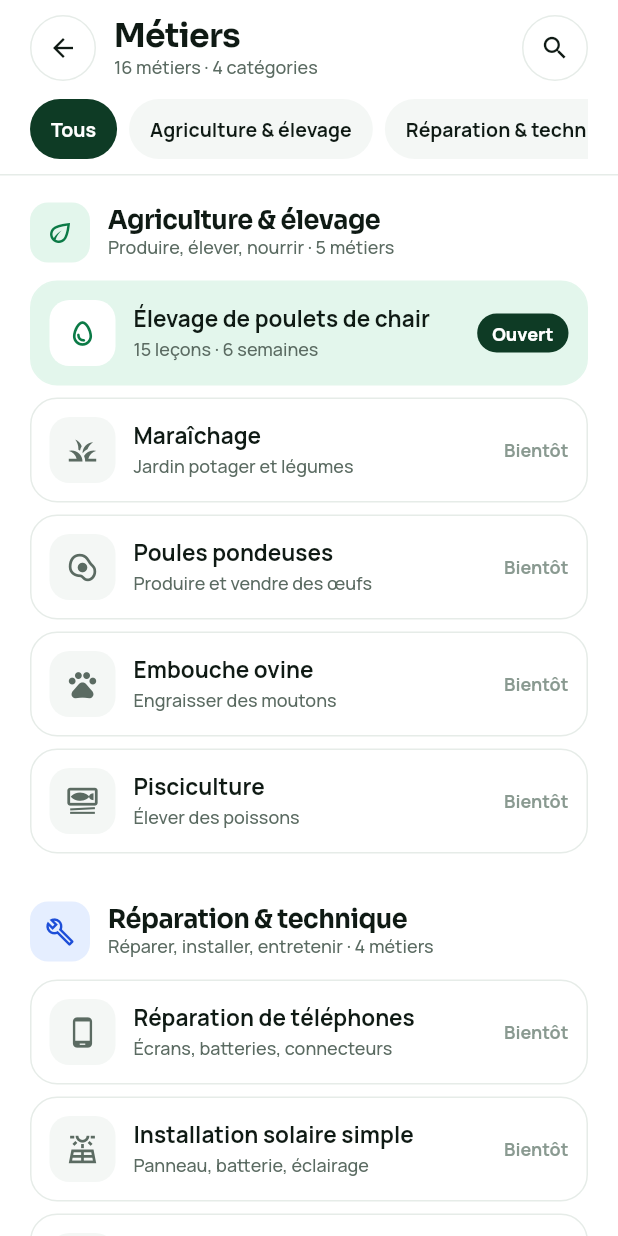
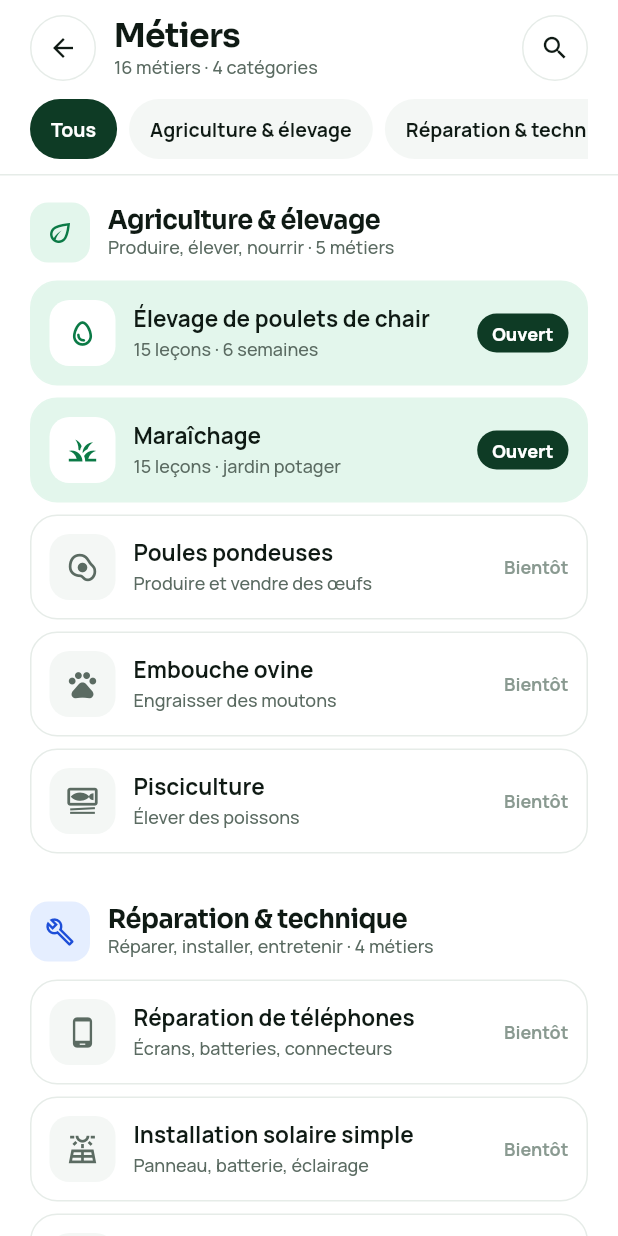
Before and after one commit to barroapk/barro-learn, a Flutter app: the screen it shows after launch, after a tap on "Tout voir", on a phone screen of 412 x 824 dp. Run offline on Flutter 3.47's test engine with Material 3 defaults, Android fonts, the phone set to English and light mode, and no system bars; our stand-ins replace google_fonts, shared_preferences.

Commit message:
Multi-parcours : maraichage branche

```diff
--- a/lib/data/catalog.dart
+++ b/lib/data/catalog.dart
@@ -42,7 +42,7 @@ const metierCategories = [
     tint: BarroColors.greenSoft,
     metiers: [
       Metier('poulet-chair', 'Élevage de poulets de chair', '15 leçons · 6 semaines', Icons.egg_outlined, available: true),
-      Metier('maraichage', 'Maraîchage', 'Jardin potager et légumes', Icons.grass),
+      Metier('maraichage', 'Maraîchage', '15 leçons · jardin potager', Icons.grass, available: true),
       Metier('pondeuses', 'Poules pondeuses', 'Produire et vendre des œufs', Icons.egg_alt_outlined),
       Metier('embouche', 'Embouche ovine', 'Engraisser des moutons', Icons.pets_outlined),
       Metier('pisciculture', 'Pisciculture', 'Élever des poissons', Icons.set_meal_outlined),
--- a/lib/screens/metiers_screen.dart
+++ b/lib/screens/metiers_screen.dart
@@ -1,6 +1,7 @@
 import 'package:flutter/material.dart';
 
 import '../data/catalog.dart';
+import '../state.dart';
 import '../theme.dart';
 import '../widgets/common.dart';
 import 'course_screen.dart';
@@ -169,6 +170,7 @@ class MetierTile extends StatelessWidget {
         semanticLabel: metier.title,
         onTap: () {
           if (metier.available) {
+            AppState.instance.openCourse(metier.id);
             Navigator.of(context).push(barroRoute(
               BarroPage(child: CourseScreen(onBack: () => Navigator.of(context).pop())),
             ));
--- a/lib/state.dart
+++ b/lib/state.dart
@@ -2,6 +2,7 @@ import 'package:flutter/foundation.dart';
 import 'package:shared_preferences/shared_preferences.dart';
 
 import 'data/course.dart';
+import 'data/maraichage_course.dart';
 import 'data/poultry_course.dart';
 
 /// Les fonds d'écran proposés dans les paramètres.
@@ -20,6 +21,12 @@ extension BackgroundStyleLabel on BackgroundStyle {
   }
 }
 
+/// Les parcours disponibles, par identifiant de métier (voir catalog.dart).
+const Map<String, Course> allCourses = {
+  'poulet-chair': poultryCourse,
+  'maraichage': maraichageCourse,
+};
+
 /// Progression et réglages de l'apprenant, sauvegardés sur le téléphone.
 class AppState extends ChangeNotifier {
   AppState._();
@@ -29,7 +36,8 @@ class AppState extends ChangeNotifier {
 
   SharedPreferences? _prefs;
 
-  final Set<int> _completed = {};
+  final Set<String> _completed = {};
+  String courseId = 'poulet-chair';
   int xp = 0;
   int streak = 0;
   String _lastDay = '';
@@ -40,7 +48,17 @@ class AppState extends ChangeNotifier {
   bool dataSaver = false;
   bool dailyReminder = false;
 
-  Course get course => poultryCourse;
+  Course get course => allCourses[courseId] ?? poultryCourse;
+
+  String _key(int n, [String? id]) => '${id ?? courseId}:$n';
+
+  /// Choisit le parcours affiché partout dans l'app.
+  void openCourse(String id) {
+    if (!allCourses.containsKey(id) || id == courseId) return;
+    courseId = id;
+    _save();
+    notifyListeners();
+  }
 
   Future<void> load() async {
     try {
@@ -48,7 +66,9 @@ class AppState extends ChangeNotifier {
       _prefs = p;
       _completed
         ..clear()
-        ..addAll((p.getStringList('completed') ?? const []).map(int.tryParse).whereType<int>());
+        ..addAll((p.getStringList('completed') ?? const []).map((e) => e.contains(':') ? e : 'poulet-chair:$e'));
+      final saved = p.getString('courseId');
+      if (saved != null && allCourses.containsKey(saved)) courseId = saved;
       xp = p.getInt('xp') ?? 0;
       streak = p.getInt('streak') ?? 0;
       _lastDay = p.getString('lastDay') ?? '';
@@ -70,7 +90,8 @@ class AppState extends ChangeNotifier {
   void _save() {
     final p = _prefs;
     if (p == null) return;
-    p.setStringList('completed', _completed.map((n) => '$n').toList());
+    p.setStringList('completed', _completed.toList());
+    p.setString('courseId', courseId);
     p.setInt('xp', xp);
     p.setInt('streak', streak);
     p.setString('lastDay', _lastDay);
@@ -87,13 +108,16 @@ class AppState extends ChangeNotifier {
 
   // --- Progression ---
 
-  int get completedCount => _completed.length;
-  bool isCompleted(int lessonNumber) => _completed.contains(lessonNumber);
-  bool isUnlocked(int lessonNumber) => lessonNumber == 1 || _completed.contains(lessonNumber - 1);
+  int get totalCompleted => _completed.length;
+  int get completedCount => _completed.where((k) => k.startsWith('$courseId:')).length;
+  bool isCompletedIn(String id, int n) => _completed.contains(_key(n, id));
+  bool isUnlockedIn(String id, int n) => n == 1 || _completed.contains(_key(n - 1, id));
+  bool isCompleted(int lessonNumber) => _completed.contains(_key(lessonNumber));
+  bool isUnlocked(int lessonNumber) => lessonNumber == 1 || _completed.contains(_key(lessonNumber - 1));
 
   Lesson? get nextLesson {
     for (final lesson in course.allLessons) {
-      if (!_completed.contains(lesson.number)) return lesson;
+      if (!_completed.contains(_key(lesson.number))) return lesson;
     }
     return null;
   }
@@ -109,14 +133,14 @@ class AppState extends ChangeNotifier {
 
   bool get allDone => completedCount >= course.lessonCount;
 
-  int completedIn(CourseModule module) => module.lessons.where((l) => _completed.contains(l.number)).length;
+  int completedIn(CourseModule module) => module.lessons.where((l) => _completed.contains(_key(l.number))).length;
 
   double get courseProgress => course.lessonCount == 0 ? 0 : completedCount / course.lessonCount;
   int get level => xp ~/ xpPerLevel + 1;
   int get xpInLevel => xp % xpPerLevel;
 
   void completeLesson(Lesson lesson, int earnedXp) {
-    final isNew = _completed.add(lesson.number);
+    final isNew = _completed.add(_key(lesson.number));
     if (isNew) xp += earnedXp;
     final today = _today();
     if (_lastDay != today) {
--- a/lib/widgets/common.dart
+++ b/lib/widgets/common.dart
@@ -384,7 +384,7 @@ class StatsStrip extends StatelessWidget {
       child: Row(
         children: [
           cell(s.streak, s.streak > 1 ? 'jours de série' : 'jour de série', BarroColors.orangeText),
-          cell(s.completedCount, 'leçons finies', BarroColors.ink),
+          cell(s.totalCompleted, 'leçons finies', BarroColors.ink),
           cell(s.xp, 'XP gagnés', BarroColors.greenText, divider: false),
         ],
       ),
```
Also changed, not shown: lib/screens/search_screen.dart (+13 -9 lines).
